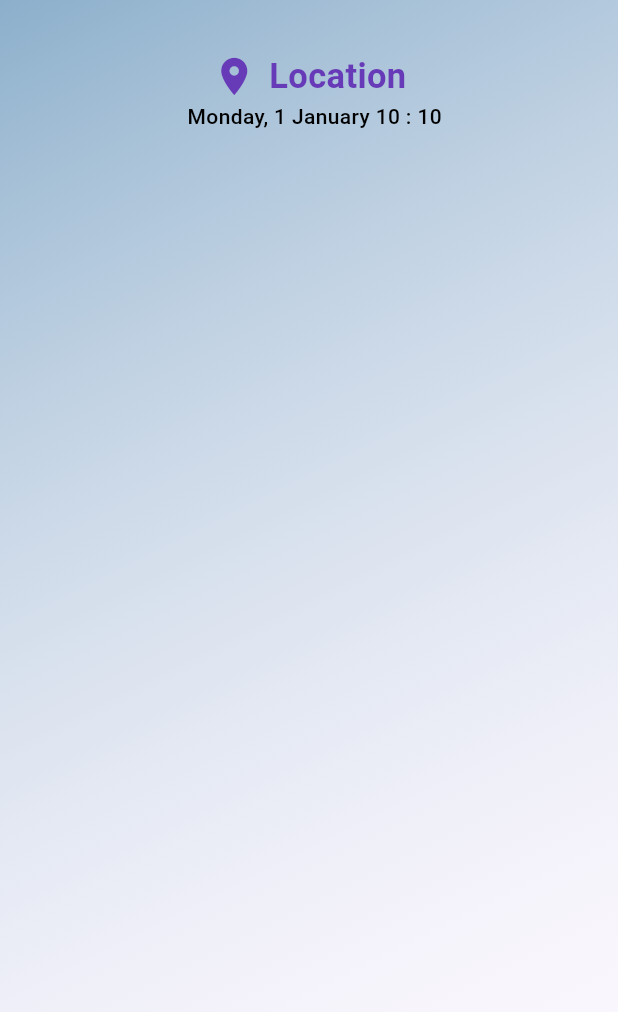
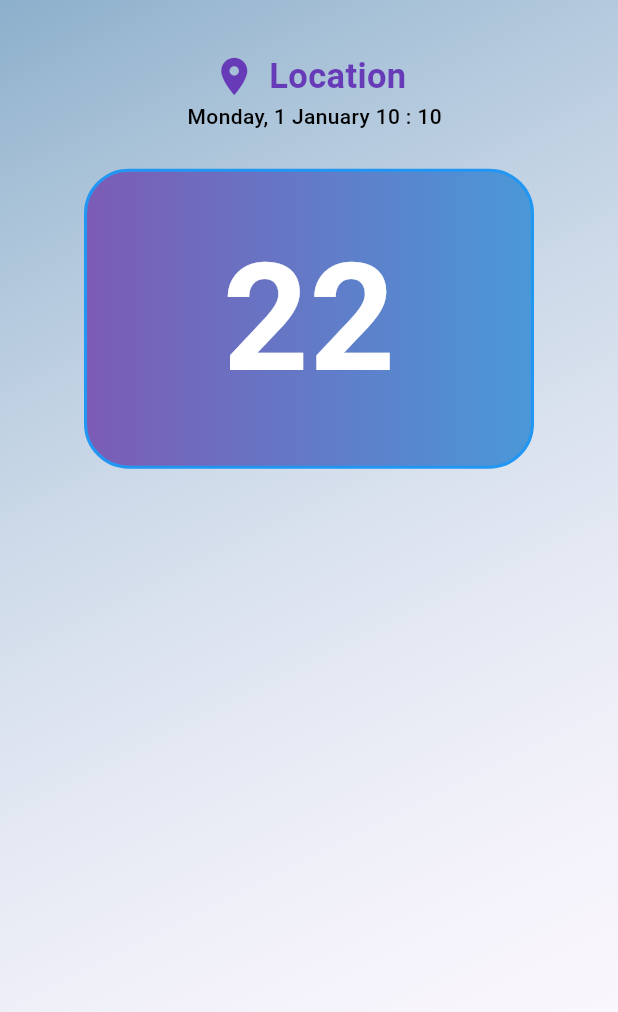
Before and after one commit to safvansafvan/weather_app, a Flutter app: the screen it shows after launch, on a phone screen of 412 x 824 dp. Shown: the top 1012 px of the screen. Run offline on Flutter 3.47's test engine with Material 2 defaults, Android fonts, the phone set to English and light mode, and no system bars; our stand-ins replace dio, google_fonts, lottie; Roboto replaces fonts that are missing (Prompt).

```diff
--- /dev/null
+++ b/lib/controller/apiservice/getapi.dart
@@ -0,0 +1,11 @@
+import 'package:dio/dio.dart';
+import 'package:weather_app/controller/apiservice/string.dart';
+
+class ApiSerivice {
+  final dio = Dio();
+  Future GetWeather({required double lat, required double long}) async {
+    final respose = await dio.get(apiUrl(lat, long));
+
+    try {} catch (e) {}
+  }
+}
--- /dev/null
+++ b/lib/controller/apiservice/string.dart
@@ -0,0 +1,7 @@
+const String apiKey = 'd99d638ba389b1f127ee850bc533432b';
+
+String apiUrl(double lat, double long) {
+  String url =
+      'https://api.openweathermap.org/data/3.0/onecall?lat=$lat&lon=$long&exclude={part}&appid=$apiKey';
+  return url;
+}
--- a/lib/view/screen/home/home.dart
+++ b/lib/view/screen/home/home.dart
@@ -41,11 +41,38 @@ class HomeScreen extends StatelessWidget {
                     ],
                   ),
                 ),
-                Text("  Monday, 1 January 10 : 10",
-                    style: CustomFuction.textStyleFuction(
-                        size: 14,
-                        fontWeight: FontWeight.w500,
-                        color: CustomColor.kblack)),
+                Text(
+                  "  Monday, 1 January 10 : 10",
+                  style: CustomFuction.textStyleFuction(
+                      size: 14,
+                      fontWeight: FontWeight.w500,
+                      color: CustomColor.kblack),
+                ),
+                CustomHeights.commonHeight(context),
+                Container(
+                  height: 200,
+                  width: 300,
+                  decoration: BoxDecoration(
+                      gradient: const LinearGradient(colors: [
+                        Color.fromARGB(255, 124, 91, 181),
+                        Color.fromARGB(255, 74, 152, 216)
+                      ]),
+                      borderRadius: BorderRadius.circular(30),
+                      border: Border.all(color: Colors.blue, width: 2)),
+                  child: Stack(
+                    children: [
+                      Center(
+                        child: Text(
+                          '22',
+                          style: CustomFuction.textStyleFuction(
+                              size: 100,
+                              fontWeight: FontWeight.bold,
+                              color: CustomColor.kwhite),
+                        ),
+                      ),
+                    ],
+                  ),
+                )
               ],
             ),
           ),
--- a/pubspec.yaml
+++ b/pubspec.yaml
@@ -33,6 +33,7 @@ dependencies:
   cupertino_icons: ^1.0.2
   lottie: ^2.6.0
   google_fonts: ^5.1.0
+  dio: ^5.3.2
 
 dev_dependencies:
   flutter_test:
```
Also changed, not shown: pubspec.lock.
